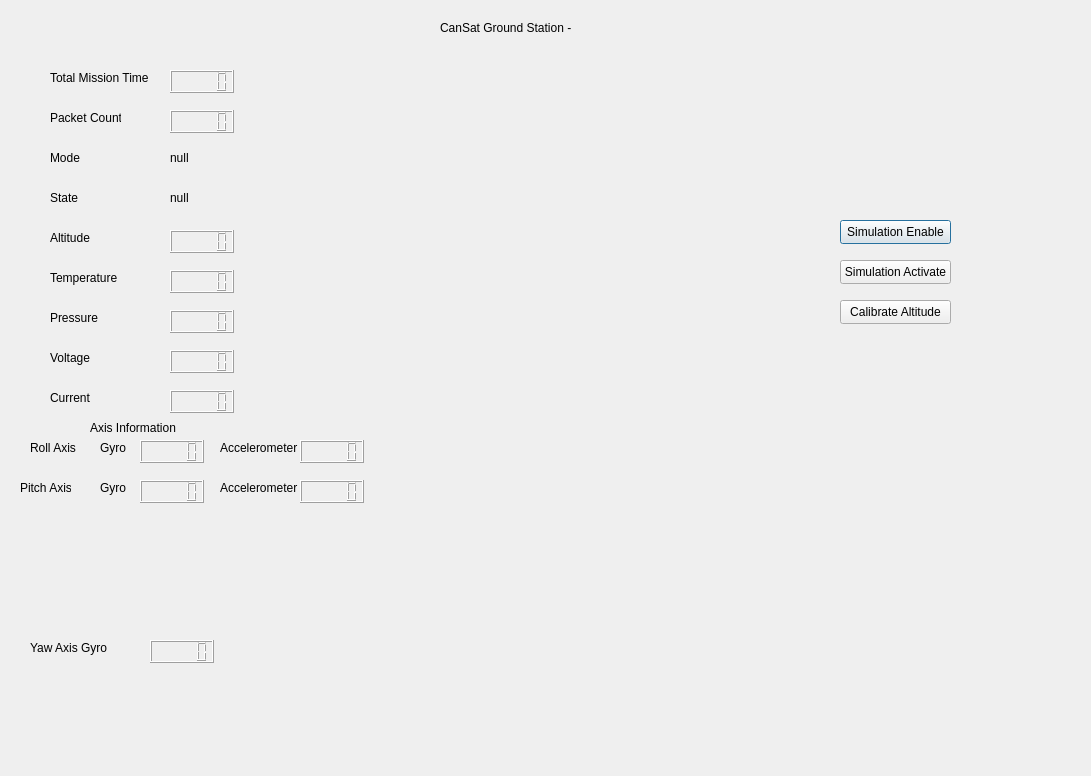
Qt form GCSgui.ui (maxblack29/CavSat) before a commit.
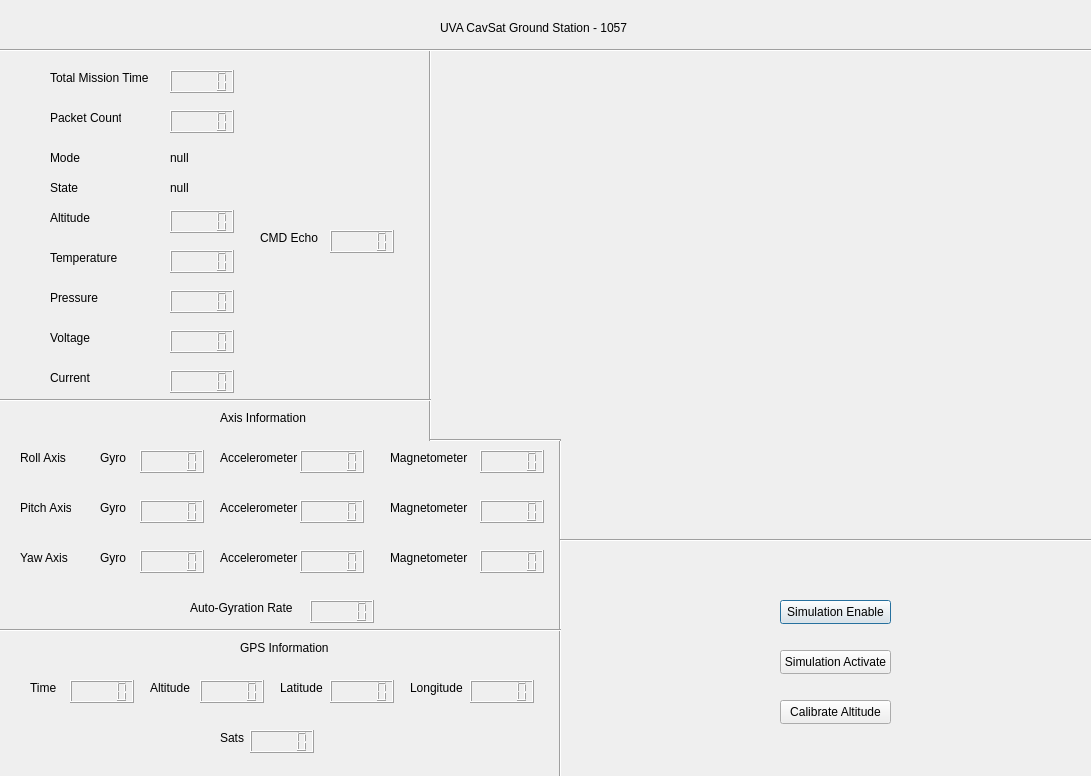
The same form after that commit.

Commit message: html gui front end

The edit to the form file:
```diff
--- a/GCSgui.ui
+++ b/GCSgui.ui
@@ -16,8 +16,8 @@
   <widget class="QPushButton" name="simEnable">
    <property name="geometry">
     <rect>
-     <x>840</x>
-     <y>220</y>
+     <x>780</x>
+     <y>600</y>
      <width>111</width>
      <height>24</height>
     </rect>
@@ -29,8 +29,8 @@
   <widget class="QPushButton" name="simActivate">
    <property name="geometry">
     <rect>
-     <x>840</x>
-     <y>260</y>
+     <x>780</x>
+     <y>650</y>
      <width>111</width>
      <height>24</height>
     </rect>
@@ -42,8 +42,8 @@
   <widget class="QPushButton" name="calAltitude">
    <property name="geometry">
     <rect>
-     <x>840</x>
-     <y>300</y>
+     <x>780</x>
+     <y>700</y>
      <width>111</width>
      <height>24</height>
     </rect>
@@ -121,7 +121,7 @@
     </rect>
    </property>
    <property name="text">
-    <string>CanSat Ground Station - &lt;Team ID&gt;</string>
+    <string>UVA CavSat Ground Station - 1057</string>
    </property>
   </widget>
   <widget class="QLabel" name="mode">
@@ -129,7 +129,7 @@
     <rect>
      <x>170</x>
      <y>150</y>
-     <width>49</width>
+     <width>21</width>
      <height>16</height>
     </rect>
    </property>
@@ -141,7 +141,7 @@
    <property name="geometry">
     <rect>
      <x>50</x>
-     <y>190</y>
+     <y>180</y>
      <width>71</width>
      <height>16</height>
     </rect>
@@ -154,7 +154,7 @@
    <property name="geometry">
     <rect>
      <x>170</x>
-     <y>190</y>
+     <y>180</y>
      <width>71</width>
      <height>16</height>
     </rect>
@@ -167,7 +167,7 @@
    <property name="geometry">
     <rect>
      <x>50</x>
-     <y>230</y>
+     <y>210</y>
      <width>71</width>
      <height>16</height>
     </rect>
@@ -180,7 +180,7 @@
    <property name="geometry">
     <rect>
      <x>170</x>
-     <y>230</y>
+     <y>210</y>
      <width>64</width>
      <height>23</height>
     </rect>
@@ -190,7 +190,7 @@
    <property name="geometry">
     <rect>
      <x>50</x>
-     <y>270</y>
+     <y>250</y>
      <width>71</width>
      <height>16</height>
     </rect>
@@ -203,7 +203,7 @@
    <property name="geometry">
     <rect>
      <x>170</x>
-     <y>270</y>
+     <y>250</y>
      <width>64</width>
      <height>23</height>
     </rect>
@@ -213,7 +213,7 @@
    <property name="geometry">
     <rect>
      <x>50</x>
-     <y>310</y>
+     <y>290</y>
      <width>71</width>
      <height>16</height>
     </rect>
@@ -226,7 +226,7 @@
    <property name="geometry">
     <rect>
      <x>170</x>
-     <y>310</y>
+     <y>290</y>
      <width>64</width>
      <height>23</height>
     </rect>
@@ -236,7 +236,7 @@
    <property name="geometry">
     <rect>
      <x>50</x>
-     <y>350</y>
+     <y>330</y>
      <width>71</width>
      <height>16</height>
     </rect>
@@ -249,7 +249,7 @@
    <property name="geometry">
     <rect>
      <x>170</x>
-     <y>350</y>
+     <y>330</y>
      <width>64</width>
      <height>23</height>
     </rect>
@@ -259,7 +259,7 @@
    <property name="geometry">
     <rect>
      <x>50</x>
-     <y>390</y>
+     <y>370</y>
      <width>71</width>
      <height>16</height>
     </rect>
@@ -272,7 +272,7 @@
    <property name="geometry">
     <rect>
      <x>170</x>
-     <y>390</y>
+     <y>370</y>
      <width>64</width>
      <height>23</height>
     </rect>
@@ -281,8 +281,8 @@
   <widget class="QLabel" name="gyroRLabel">
    <property name="geometry">
     <rect>
-     <x>90</x>
-     <y>420</y>
+     <x>220</x>
+     <y>410</y>
      <width>91</width>
      <height>16</height>
     </rect>
@@ -295,7 +295,7 @@
    <property name="geometry">
     <rect>
      <x>140</x>
-     <y>440</y>
+     <y>450</y>
      <width>64</width>
      <height>23</height>
     </rect>
@@ -305,7 +305,7 @@
    <property name="geometry">
     <rect>
      <x>20</x>
-     <y>480</y>
+     <y>500</y>
      <width>51</width>
      <height>16</height>
     </rect>
@@ -318,7 +318,7 @@
    <property name="geometry">
     <rect>
      <x>300</x>
-     <y>440</y>
+     <y>450</y>
      <width>64</width>
      <height>23</height>
     </rect>
@@ -327,21 +327,21 @@
   <widget class="QLabel" name="gyroYLabel">
    <property name="geometry">
     <rect>
-     <x>30</x>
-     <y>640</y>
-     <width>81</width>
+     <x>20</x>
+     <y>550</y>
+     <width>51</width>
      <height>16</height>
     </rect>
    </property>
    <property name="text">
-    <string>Yaw Axis Gyro</string>
+    <string>Yaw Axis </string>
    </property>
   </widget>
   <widget class="QLCDNumber" name="gyroY">
    <property name="geometry">
     <rect>
-     <x>150</x>
-     <y>640</y>
+     <x>300</x>
+     <y>550</y>
      <width>64</width>
      <height>23</height>
     </rect>
@@ -350,21 +350,21 @@
   <widget class="QLabel" name="gyroYLabel_2">
    <property name="geometry">
     <rect>
-     <x>50</x>
+     <x>220</x>
      <y>550</y>
      <width>81</width>
      <height>16</height>
     </rect>
    </property>
    <property name="text">
-    <string/>
+    <string>Accelerometer</string>
    </property>
   </widget>
   <widget class="QLabel" name="rollAxis">
    <property name="geometry">
     <rect>
-     <x>30</x>
-     <y>440</y>
+     <x>20</x>
+     <y>450</y>
      <width>51</width>
      <height>16</height>
     </rect>
@@ -377,7 +377,7 @@
    <property name="geometry">
     <rect>
      <x>100</x>
-     <y>440</y>
+     <y>450</y>
      <width>31</width>
      <height>16</height>
     </rect>
@@ -390,7 +390,7 @@
    <property name="geometry">
     <rect>
      <x>220</x>
-     <y>440</y>
+     <y>450</y>
      <width>81</width>
      <height>16</height>
     </rect>
@@ -403,7 +403,7 @@
    <property name="geometry">
     <rect>
      <x>100</x>
-     <y>480</y>
+     <y>500</y>
      <width>31</width>
      <height>16</height>
     </rect>
@@ -416,7 +416,7 @@
    <property name="geometry">
     <rect>
      <x>140</x>
-     <y>480</y>
+     <y>500</y>
      <width>64</width>
      <height>23</height>
     </rect>
@@ -426,7 +426,7 @@
    <property name="geometry">
     <rect>
      <x>220</x>
-     <y>480</y>
+     <y>500</y>
      <width>81</width>
      <height>16</height>
     </rect>
@@ -439,12 +439,369 @@
    <property name="geometry">
     <rect>
      <x>300</x>
-     <y>480</y>
+     <y>500</y>
      <width>64</width>
      <height>23</height>
     </rect>
    </property>
   </widget>
+  <widget class="QLabel" name="gyroYLabel_3">
+   <property name="geometry">
+    <rect>
+     <x>100</x>
+     <y>550</y>
+     <width>31</width>
+     <height>16</height>
+    </rect>
+   </property>
+   <property name="text">
+    <string>Gyro</string>
+   </property>
+  </widget>
+  <widget class="QLCDNumber" name="gyroY_2">
+   <property name="geometry">
+    <rect>
+     <x>140</x>
+     <y>550</y>
+     <width>64</width>
+     <height>23</height>
+    </rect>
+   </property>
+  </widget>
+  <widget class="QLCDNumber" name="magRoll">
+   <property name="geometry">
+    <rect>
+     <x>480</x>
+     <y>450</y>
+     <width>64</width>
+     <height>23</height>
+    </rect>
+   </property>
+  </widget>
+  <widget class="QLabel" name="magRollLabel">
+   <property name="geometry">
+    <rect>
+     <x>390</x>
+     <y>450</y>
+     <width>91</width>
+     <height>16</height>
+    </rect>
+   </property>
+   <property name="text">
+    <string>Magnetometer </string>
+   </property>
+  </widget>
+  <widget class="QLCDNumber" name="magYaw">
+   <property name="geometry">
+    <rect>
+     <x>480</x>
+     <y>550</y>
+     <width>64</width>
+     <height>23</height>
+    </rect>
+   </property>
+  </widget>
+  <widget class="QLCDNumber" name="magPitch">
+   <property name="geometry">
+    <rect>
+     <x>480</x>
+     <y>500</y>
+     <width>64</width>
+     <height>23</height>
+    </rect>
+   </property>
+  </widget>
+  <widget class="QLabel" name="magYawLabel">
+   <property name="geometry">
+    <rect>
+     <x>390</x>
+     <y>550</y>
+     <width>81</width>
+     <height>16</height>
+    </rect>
+   </property>
+   <property name="text">
+    <string>Magnetometer </string>
+   </property>
+  </widget>
+  <widget class="QLabel" name="magPitchLabel">
+   <property name="geometry">
+    <rect>
+     <x>390</x>
+     <y>500</y>
+     <width>81</width>
+     <height>16</height>
+    </rect>
+   </property>
+   <property name="text">
+    <string>Magnetometer </string>
+   </property>
+  </widget>
+  <widget class="QLabel" name="autoGyroLabel">
+   <property name="geometry">
+    <rect>
+     <x>190</x>
+     <y>600</y>
+     <width>111</width>
+     <height>16</height>
+    </rect>
+   </property>
+   <property name="text">
+    <string>Auto-Gyration Rate</string>
+   </property>
+  </widget>
+  <widget class="QLCDNumber" name="autoGyroRate">
+   <property name="geometry">
+    <rect>
+     <x>310</x>
+     <y>600</y>
+     <width>64</width>
+     <height>23</height>
+    </rect>
+   </property>
+  </widget>
+  <widget class="QLabel" name="GPSInfoLabel">
+   <property name="geometry">
+    <rect>
+     <x>240</x>
+     <y>640</y>
+     <width>91</width>
+     <height>16</height>
+    </rect>
+   </property>
+   <property name="text">
+    <string>GPS Information</string>
+   </property>
+  </widget>
+  <widget class="QLCDNumber" name="GPSTime">
+   <property name="geometry">
+    <rect>
+     <x>70</x>
+     <y>680</y>
+     <width>64</width>
+     <height>23</height>
+    </rect>
+   </property>
+  </widget>
+  <widget class="QLabel" name="GPSTimeLabel">
+   <property name="geometry">
+    <rect>
+     <x>30</x>
+     <y>680</y>
+     <width>31</width>
+     <height>16</height>
+    </rect>
+   </property>
+   <property name="text">
+    <string>Time</string>
+   </property>
+  </widget>
+  <widget class="QLabel" name="GPSAltitudeLabel">
+   <property name="geometry">
+    <rect>
+     <x>150</x>
+     <y>680</y>
+     <width>41</width>
+     <height>16</height>
+    </rect>
+   </property>
+   <property name="text">
+    <string>Altitude</string>
+   </property>
+  </widget>
+  <widget class="QLCDNumber" name="GPSAltitude_2">
+   <property name="geometry">
+    <rect>
+     <x>200</x>
+     <y>680</y>
+     <width>64</width>
+     <height>23</height>
+    </rect>
+   </property>
+  </widget>
+  <widget class="QLabel" name="GPSLatitudeLabel">
+   <property name="geometry">
+    <rect>
+     <x>280</x>
+     <y>680</y>
+     <width>51</width>
+     <height>16</height>
+    </rect>
+   </property>
+   <property name="text">
+    <string>Latitude</string>
+   </property>
+  </widget>
+  <widget class="QLCDNumber" name="GPSLatitude">
+   <property name="geometry">
+    <rect>
+     <x>330</x>
+     <y>680</y>
+     <width>64</width>
+     <height>23</height>
+    </rect>
+   </property>
+  </widget>
+  <widget class="QLabel" name="GPSLongitudeLabel">
+   <property name="geometry">
+    <rect>
+     <x>410</x>
+     <y>680</y>
+     <width>61</width>
+     <height>16</height>
+    </rect>
+   </property>
+   <property name="text">
+    <string>Longitude</string>
+   </property>
+  </widget>
+  <widget class="QLCDNumber" name="GPSLongitude">
+   <property name="geometry">
+    <rect>
+     <x>470</x>
+     <y>680</y>
+     <width>64</width>
+     <height>23</height>
+    </rect>
+   </property>
+  </widget>
+  <widget class="QLabel" name="GPSsatsLabel">
+   <property name="geometry">
+    <rect>
+     <x>220</x>
+     <y>730</y>
+     <width>31</width>
+     <height>16</height>
+    </rect>
+   </property>
+   <property name="text">
+    <string>Sats</string>
+   </property>
+  </widget>
+  <widget class="QLCDNumber" name="GPSsats">
+   <property name="geometry">
+    <rect>
+     <x>250</x>
+     <y>730</y>
+     <width>64</width>
+     <height>23</height>
+    </rect>
+   </property>
+  </widget>
+  <widget class="QLabel" name="CMDEchoLabel">
+   <property name="geometry">
+    <rect>
+     <x>260</x>
+     <y>230</y>
+     <width>61</width>
+     <height>16</height>
+    </rect>
+   </property>
+   <property name="text">
+    <string>CMD Echo</string>
+   </property>
+  </widget>
+  <widget class="QLCDNumber" name="CMDEcho">
+   <property name="geometry">
+    <rect>
+     <x>330</x>
+     <y>230</y>
+     <width>64</width>
+     <height>23</height>
+    </rect>
+   </property>
+  </widget>
+  <widget class="Line" name="line">
+   <property name="geometry">
+    <rect>
+     <x>420</x>
+     <y>50</y>
+     <width>20</width>
+     <height>391</height>
+    </rect>
+   </property>
+   <property name="orientation">
+    <enum>Qt::Vertical</enum>
+   </property>
+  </widget>
+  <widget class="Line" name="line_2">
+   <property name="geometry">
+    <rect>
+     <x>0</x>
+     <y>40</y>
+     <width>1111</width>
+     <height>21</height>
+    </rect>
+   </property>
+   <property name="orientation">
+    <enum>Qt::Horizontal</enum>
+   </property>
+  </widget>
+  <widget class="Line" name="line_3">
+   <property name="geometry">
+    <rect>
+     <x>0</x>
+     <y>390</y>
+     <width>431</width>
+     <height>20</height>
+    </rect>
+   </property>
+   <property name="orientation">
+    <enum>Qt::Horizontal</enum>
+   </property>
+  </widget>
+  <widget class="Line" name="line_4">
+   <property name="geometry">
+    <rect>
+     <x>550</x>
+     <y>440</y>
+     <width>20</width>
+     <height>341</height>
+    </rect>
+   </property>
+   <property name="orientation">
+    <enum>Qt::Vertical</enum>
+   </property>
+  </widget>
+  <widget class="Line" name="line_5">
+   <property name="geometry">
+    <rect>
+     <x>0</x>
+     <y>620</y>
+     <width>561</width>
+     <height>20</height>
+    </rect>
+   </property>
+   <property name="orientation">
+    <enum>Qt::Horizontal</enum>
+   </property>
+  </widget>
+  <widget class="Line" name="line_6">
+   <property name="geometry">
+    <rect>
+     <x>560</x>
+     <y>530</y>
+     <width>561</width>
+     <height>20</height>
+    </rect>
+   </property>
+   <property name="orientation">
+    <enum>Qt::Horizontal</enum>
+   </property>
+  </widget>
+  <widget class="Line" name="line_7">
+   <property name="geometry">
+    <rect>
+     <x>430</x>
+     <y>430</y>
+     <width>131</width>
+     <height>20</height>
+    </rect>
+   </property>
+   <property name="orientation">
+    <enum>Qt::Horizontal</enum>
+   </property>
+  </widget>
  </widget>
  <resources/>
  <connections/>
```
Left out of the diff: 6 changed lines with no effect on the pictures. The commit also changes 2 other files.
